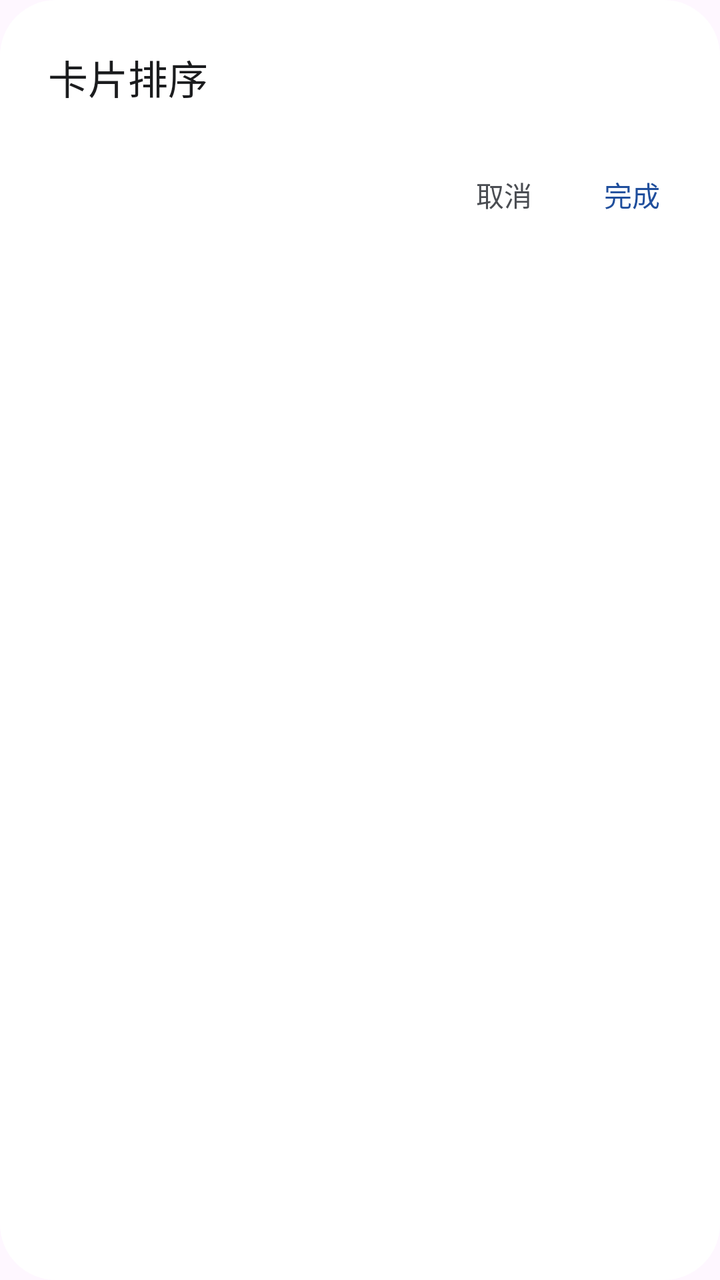
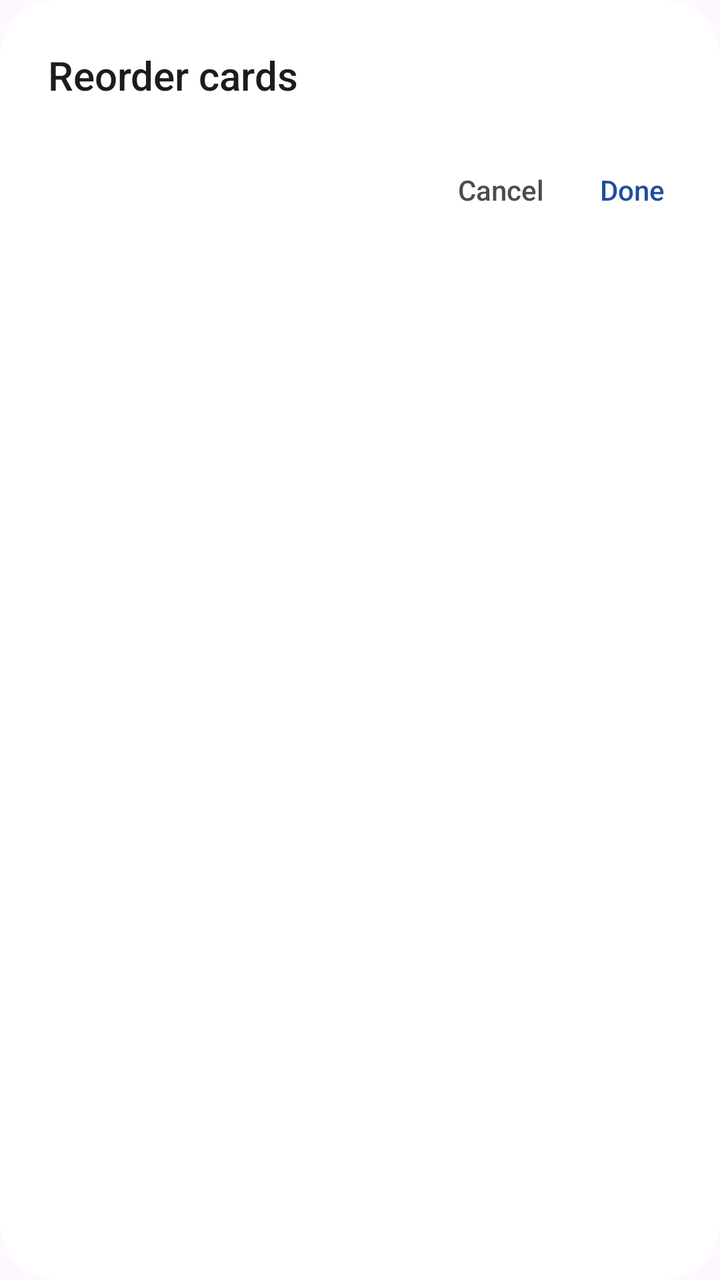

An Android layout rendered at two revisions. The XML below is the earlier revision; the diff shows what the commit changed to produce the second picture.
<!-- AndroidManifest.xml: application theme Theme.TransitU -->
<!-- res/layout/dialog_reorder.xml -->
<?xml version="1.0" encoding="utf-8"?>
<LinearLayout xmlns:android="http://schemas.android.com/apk/res/android"
    android:layout_width="312dp"
    android:layout_height="wrap_content"
    android:orientation="vertical"
    android:background="@drawable/bg_dialog">

    <TextView
        android:id="@+id/dialogReorderTitle"
        android:layout_width="match_parent"
        android:layout_height="wrap_content"
        android:text="卡片排序"
        android:textColor="@color/ink"
        android:textSize="20sp"
        android:paddingStart="24dp"
        android:paddingEnd="24dp"
        android:paddingTop="24dp"
        android:paddingBottom="16dp"
        android:fontFamily="sans-serif-medium" />

    
    <androidx.recyclerview.widget.RecyclerView
        android:id="@+id/dialogReorderList"
        android:layout_width="match_parent"
        android:layout_height="wrap_content"
        android:overScrollMode="never"
        android:scrollbars="vertical"
        android:layout_marginBottom="8dp" />

    <LinearLayout
        android:layout_width="match_parent"
        android:layout_height="wrap_content"
        android:orientation="horizontal"
        android:gravity="end|center_vertical"
        android:paddingStart="12dp"
        android:paddingEnd="12dp"
        android:paddingBottom="12dp">

        <TextView
            android:id="@+id/dialogReorderCancel"
            android:layout_width="wrap_content"
            android:layout_height="40dp"
            android:text="取消"
            android:textColor="@color/ink_2"
            android:textSize="14sp"
            android:gravity="center"
            android:clickable="true"
            android:focusable="true"
            android:minWidth="64dp"
            android:paddingStart="12dp"
            android:paddingEnd="12dp"
            android:fontFamily="sans-serif-medium"
            android:background="@drawable/bg_text_button" />

        <TextView
            android:id="@+id/dialogReorderDone"
            android:layout_width="wrap_content"
            android:layout_height="40dp"
            android:text="完成"
            android:textColor="@color/accent"
            android:textSize="14sp"
            android:gravity="center"
            android:clickable="true"
            android:focusable="true"
            android:minWidth="64dp"
            android:paddingStart="12dp"
            android:paddingEnd="12dp"
            android:fontFamily="sans-serif-medium"
            android:background="@drawable/bg_text_button" />
    </LinearLayout>
</LinearLayout>
<!-- resources referenced by this layout -->
<resources>
  <color name="accent">#1F4E9C</color>
  <color name="ink">#1B1C1E</color>
  <color name="ink_2">#4A4D52</color>
  <!-- drawable bg_dialog (drawable) -->
  <?xml version="1.0" encoding="utf-8"?>
  <shape xmlns:android="http://schemas.android.com/apk/res/android">
      <solid android:color="@color/surface" />
      <corners android:radius="28dp" />
  </shape>
  <!-- drawable bg_text_button (drawable) -->
  <?xml version="1.0" encoding="utf-8"?>
  <ripple xmlns:android="http://schemas.android.com/apk/res/android"
      android:color="#1F1B1C1E">
      <item android:id="@android:id/mask">
          <shape>
              <solid android:color="@android:color/white" />
              <corners android:radius="999dp" />
          </shape>
      </item>
  </ripple>
  <style name="Theme.TransitU" parent="Theme.Material3.DayNight.NoActionBar">
          
          <item name="android:textSelectHandle">@drawable/tu_text_select_handle_middle</item>
          <item name="android:textSelectHandleLeft">@drawable/tu_text_select_handle_left</item>
          <item name="android:textSelectHandleRight">@drawable/tu_text_select_handle_right</item>
  
          
          <item name="android:textColorHighlight">@color/m3_highlighted_text</item>
      </style>
  <color name="surface">#FFFFFF</color>
  <!-- drawable tu_text_select_handle_middle (drawable) -->
  <?xml version="1.0" encoding="utf-8"?>
  <bitmap xmlns:android="http://schemas.android.com/apk/res/android"
      android:src="@drawable/abc_text_select_handle_middle_mtrl"
      android:tint="?attr/colorPrimary"
      android:tintMode="src_in" />
  <!-- drawable tu_text_select_handle_left (drawable) -->
  <?xml version="1.0" encoding="utf-8"?>
  <bitmap xmlns:android="http://schemas.android.com/apk/res/android"
      android:src="@drawable/abc_text_select_handle_left_mtrl"
      android:tint="?attr/colorPrimary"
      android:tintMode="src_in" />
  <!-- drawable tu_text_select_handle_right (drawable) -->
  <?xml version="1.0" encoding="utf-8"?>
  <bitmap xmlns:android="http://schemas.android.com/apk/res/android"
      android:src="@drawable/abc_text_select_handle_right_mtrl"
      android:tint="?attr/colorPrimary"
      android:tintMode="src_in" />
</resources>

<!-- the commit's change to res/layout/dialog_reorder.xml (unified diff, before → after) -->
@@ -9,7 +9,7 @@
         android:id="@+id/dialogReorderTitle"
         android:layout_width="match_parent"
         android:layout_height="wrap_content"
-        android:text="卡片排序"
+        android:text="@string/card_sorting"
         android:textColor="@color/ink"
         android:textSize="20sp"
         android:paddingStart="24dp"
@@ -40,7 +40,7 @@
             android:id="@+id/dialogReorderCancel"
             android:layout_width="wrap_content"
             android:layout_height="40dp"
-            android:text="取消"
+            android:text="@string/action_cancel"
             android:textColor="@color/ink_2"
             android:textSize="14sp"
             android:gravity="center"
@@ -56,7 +56,7 @@
             android:id="@+id/dialogReorderDone"
             android:layout_width="wrap_content"
             android:layout_height="40dp"
-            android:text="完成"
+            android:text="@string/action_done"
             android:textColor="@color/accent"
             android:textSize="14sp"
             android:gravity="center"
<!-- resource entries referenced after the edit -->
@@ -20,6 +20,9 @@
           </shape>
       </item>
   </ripple>
+  <string name="action_cancel">Cancel</string>
+  <string name="action_done">Done</string>
+  <string name="card_sorting">Reorder cards</string>
   <style name="Theme.TransitU" parent="Theme.Material3.DayNight.NoActionBar">
           
           <item name="android:textSelectHandle">@drawable/tu_text_select_handle_middle</item>
